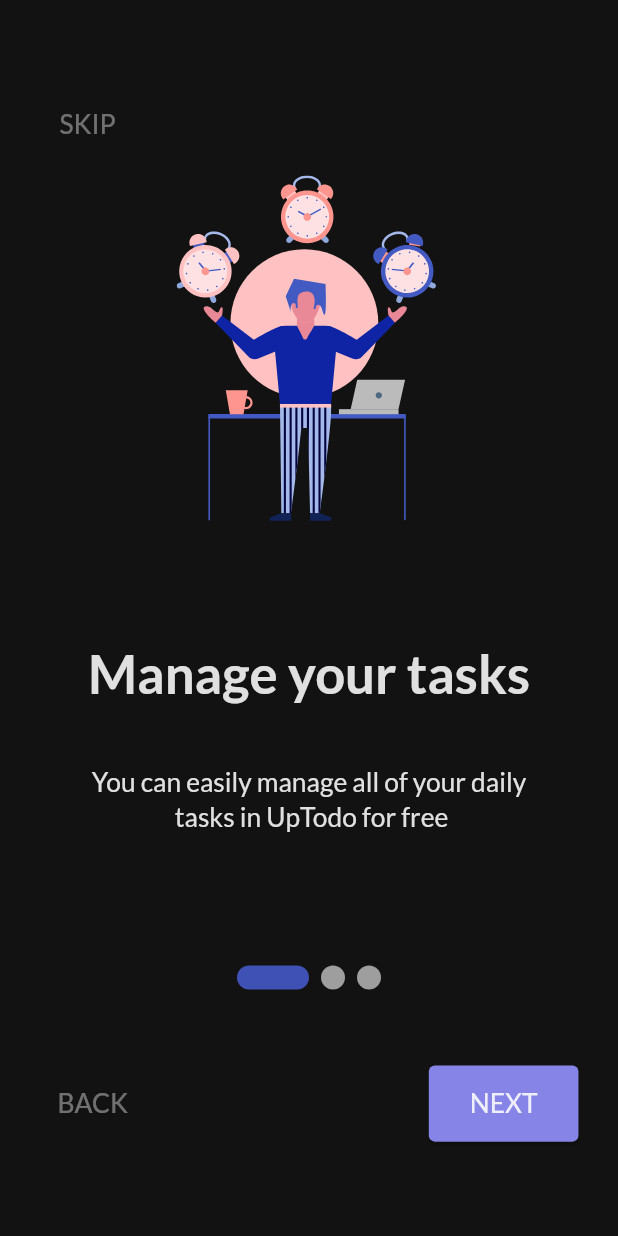
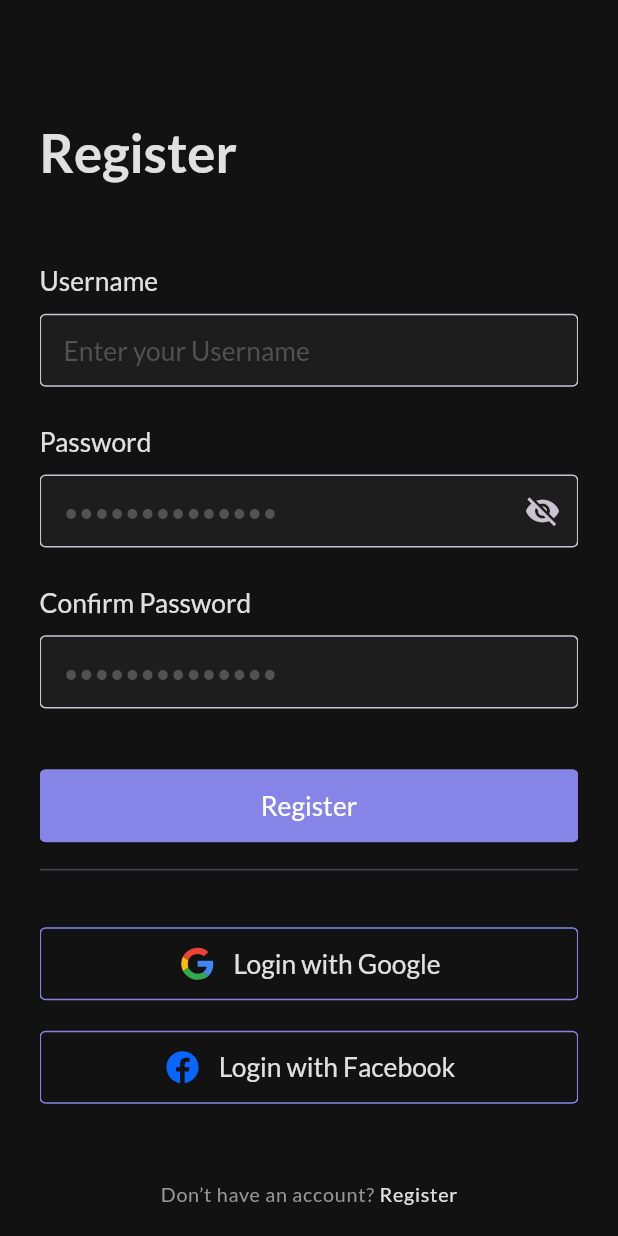
Before and after one commit to sayedmostaf/taska, a Flutter app: the screen it shows after launch, after a tap on "SKIP", on a phone screen of 412 x 824 dp. Run offline on Flutter 3.47's test engine with Material 3 defaults, Android fonts, the phone set to English and light mode, and no system bars; drawn by our look-alikes of smooth_page_indicator; our stand-ins replace flutter_screenutil, flutter_svg, go_router, google_fonts.

Commit message:
add auth view

```diff
--- a/lib/core/utils/app_router.dart
+++ b/lib/core/utils/app_router.dart
@@ -1,10 +1,12 @@
 import 'package:go_router/go_router.dart';
+import 'package:taska/features/auth/presentation/view/auth_view.dart';
 import 'package:taska/features/on_boarding/presentation/view/on_boarding_view.dart';
 import 'package:taska/features/splash/presentation/view/splash_view.dart';
 
 abstract class AppRouter {
   static const kSplashView = '/';
   static const kOnboardingView = '/onboarding';
+  static const kAuthView = '/auth';
   static final router = GoRouter(
     routes: [
       GoRoute(
@@ -15,6 +17,7 @@
         path: kOnboardingView,
         builder: (context, state) => const OnBoardingView(),
       ),
+      GoRoute(path: kAuthView, builder: (context, state) => const AuthView()),
     ],
   );
 }
--- a/lib/core/utils/assets_manager.dart
+++ b/lib/core/utils/assets_manager.dart
@@ -3,4 +3,6 @@
   static const onboarding1 = "assets/images/onboarding1.svg";
   static const onboarding2 = "assets/images/onboarding2.svg";
   static const onboarding3 = "assets/images/onboarding3.svg";
+  static const googleIcon = "assets/images/google_icon.svg";
+  static const facebookIcon = "assets/images/facebook_icon.svg";
 }
--- a/lib/core/utils/color_manager.dart
+++ b/lib/core/utils/color_manager.dart
@@ -4,4 +4,7 @@
   static const primaryColor = Color(0xff8685E7);
   static const scaffoldColorDark = Color(0xff121212);
   static const scaffoldColorLight = Color(0xffffffff);
+  static const borderColor = Color(0xff979797);
+  static const fillColor = Color(0xff1D1D1D);
+  static const hintColor = Color(0xFF525252);
 }
--- a/lib/core/utils/strings_manager.dart
+++ b/lib/core/utils/strings_manager.dart
@@ -13,4 +13,15 @@
   static const next = 'NEXT';
   static const back = 'BACK';
   static const getStarted = 'GETSTARTED';
+  static const login = 'Login';
+  static const register = 'Register';
+  static const username = 'Username';
+  static const enterUsername = 'Enter your Username';
+  static const password = 'Password';
+  static const confirmPassword = 'Confirm Password';
+  static const enterPassword = '••••••••••••••';
+  static const loginWithGoogle = 'Login with Google';
+  static const loginWithFacebook = 'Login with Facebook';
+  static const dontHaveAccount = 'Don’t have an account? ';
+  static const alreadyHaveAccount = 'Already have an account? ';
 }
--- a/lib/core/utils/styles_manager.dart
+++ b/lib/core/utils/styles_manager.dart
@@ -1,6 +1,7 @@
 import 'package:flutter/material.dart';
 import 'package:flutter_screenutil/flutter_screenutil.dart';
 import 'package:google_fonts/google_fonts.dart';
+import 'package:taska/core/utils/color_manager.dart';
 
 abstract class StylesManager {
   static TextStyle get displayLargeDark => GoogleFonts.lato(
@@ -18,6 +19,11 @@
     fontSize: 16.sp,
     fontWeight: FontWeight.w400,
   );
+  static TextStyle get labelSmallDark => GoogleFonts.lato(
+    color: ColorManager.borderColor,
+    fontSize: 12.sp,
+    fontWeight: FontWeight.w400,
+  );
   static TextStyle get displayLargeLight => GoogleFonts.lato(
     color: Colors.black,
     fontSize: 40.sp,
@@ -33,4 +39,9 @@
     fontSize: 16.sp,
     fontWeight: FontWeight.w400,
   );
+  static TextStyle get labelSmallLight => GoogleFonts.lato(
+    color: ColorManager.borderColor,
+    fontSize: 12.sp,
+    fontWeight: FontWeight.w400,
+  );
 }
--- a/lib/core/utils/theme_manager.dart
+++ b/lib/core/utils/theme_manager.dart
@@ -9,14 +9,7 @@
       displayLarge: StylesManager.displayLargeLight,
       displayMedium: StylesManager.displayMediumLight,
       headlineSmall: StylesManager.headlineSmallLight,
-    ),
-  );
-  static ThemeData get darkThemeData => ThemeData.dark().copyWith(
-    scaffoldBackgroundColor: ColorManager.scaffoldColorDark,
-    textTheme: TextTheme(
-      displayLarge: StylesManager.displayLargeDark,
-      displayMedium: StylesManager.displayMediumDark,
-      headlineSmall: StylesManager.headlineSmallDark,
+      labelSmall: StylesManager.labelSmallLight,
     ),
     elevatedButtonTheme: ElevatedButtonThemeData(
       style: ElevatedButton.styleFrom(
@@ -26,5 +19,40 @@
         shape: RoundedRectangleBorder(borderRadius: BorderRadius.circular(4)),
       ),
     ),
+    inputDecorationTheme: InputDecorationTheme(
+      border: OutlineInputBorder(
+        borderSide: BorderSide(color: ColorManager.borderColor),
+      ),
+      hintStyle: StylesManager.headlineSmallLight.copyWith(
+        color: ColorManager.hintColor.withOpacity(0.4),
+      ),
+    ),
+  );
+  static ThemeData get darkThemeData => ThemeData.dark().copyWith(
+    scaffoldBackgroundColor: ColorManager.scaffoldColorDark,
+    textTheme: TextTheme(
+      displayLarge: StylesManager.displayLargeDark,
+      displayMedium: StylesManager.displayMediumDark,
+      headlineSmall: StylesManager.headlineSmallDark,
+      labelSmall: StylesManager.labelSmallDark,
+    ),
+    elevatedButtonTheme: ElevatedButtonThemeData(
+      style: ElevatedButton.styleFrom(
+        backgroundColor: ColorManager.primaryColor,
+        foregroundColor: Colors.white,
+        alignment: Alignment.center,
+        shape: RoundedRectangleBorder(borderRadius: BorderRadius.circular(4)),
+      ),
+    ),
+    inputDecorationTheme: InputDecorationTheme(
+      border: OutlineInputBorder(
+        borderSide: BorderSide(color: ColorManager.borderColor),
+      ),
+      fillColor: ColorManager.fillColor,
+      filled: true,
+      hintStyle: StylesManager.headlineSmallLight.copyWith(
+        color: ColorManager.hintColor,
+      ),
+    ),
   );
 }
--- /dev/null
+++ b/lib/features/auth/presentation/view/auth_view.dart
@@ -0,0 +1,17 @@
+import 'package:flutter/material.dart';
+import 'package:flutter_screenutil/flutter_screenutil.dart';
+import 'package:taska/features/auth/presentation/view/widgets/auth_view_body.dart';
+
+class AuthView extends StatelessWidget {
+  const AuthView({super.key});
+
+  @override
+  Widget build(BuildContext context) {
+    return Scaffold(
+      body: Padding(
+        padding: EdgeInsets.symmetric(horizontal: 24.w),
+        child: AuthViewBody(),
+      ),
+    );
+  }
+}
--- /dev/null
+++ b/lib/features/auth/presentation/view/widgets/auth_view_body.dart
@@ -0,0 +1,72 @@
+import 'package:flutter/material.dart';
+import 'package:flutter_screenutil/flutter_screenutil.dart';
+import 'package:taska/core/utils/assets_manager.dart';
+import 'package:taska/core/utils/strings_manager.dart';
+import 'package:taska/core/widgets/custom_sliver_sized_box.dart';
+import 'package:taska/features/auth/presentation/view/widgets/custom_login_button.dart';
+import 'package:taska/features/auth/presentation/view/widgets/login_view.dart';
+import 'package:taska/features/auth/presentation/view/widgets/register_view.dart';
+
+class AuthViewBody extends StatefulWidget {
+  const AuthViewBody({super.key});
+
+  @override
+  State<AuthViewBody> createState() => _AuthViewBodyState();
+}
+
+class _AuthViewBodyState extends State<AuthViewBody> {
+  bool isLogin = true;
+
+  @override
+  Widget build(BuildContext context) {
+    return CustomScrollView(
+      slivers: [
+        CustomSliverSizedBox(height: 80.h),
+        SliverToBoxAdapter(child: !isLogin ? LoginView() : RegisterView()),
+        SliverToBoxAdapter(child: Divider()),
+        SliverToBoxAdapter(child: SizedBox(height: 30.h)),
+        SliverToBoxAdapter(
+          child: CustomLoginButton(
+            asset: AssetsManager.googleIcon,
+            text: StringsManager.loginWithGoogle,
+          ),
+        ),
+        SliverToBoxAdapter(child: SizedBox(height: 20.h)),
+        SliverToBoxAdapter(
+          child: CustomLoginButton(
+            asset: AssetsManager.facebookIcon,
+            text: StringsManager.loginWithFacebook,
+          ),
+        ),
+        SliverToBoxAdapter(child: SizedBox(height: 50.h)),
+        SliverToBoxAdapter(
+          child: Row(
+            mainAxisAlignment: MainAxisAlignment.center,
+            children: [
+              Text(
+                isLogin
+                    ? StringsManager.dontHaveAccount
+                    : StringsManager.alreadyHaveAccount,
+                style: Theme.of(context).textTheme.labelSmall,
+              ),
+              GestureDetector(
+                onTap: () {
+                  setState(() {
+                    isLogin = !isLogin;
+                  });
+                },
+                child: Text(
+                  isLogin ? StringsManager.register : StringsManager.login,
+                  style: Theme.of(context).textTheme.labelSmall!.copyWith(
+                    color: Colors.white.withOpacity(0.87),
+                  ),
+                ),
+              ),
+            ],
+          ),
+        ),
+        CustomSliverSizedBox(height: 30.h),
+      ],
+    );
+  }
+}
--- /dev/null
+++ b/lib/features/auth/presentation/view/widgets/custom_login_button.dart
@@ -0,0 +1,38 @@
+import 'package:flutter/material.dart';
+import 'package:flutter_screenutil/flutter_screenutil.dart';
+import 'package:flutter_svg/svg.dart';
+import 'package:taska/core/utils/color_manager.dart';
+
+class CustomLoginButton extends StatelessWidget {
+  const CustomLoginButton({
+    super.key,
+    required this.asset,
+    required this.text,
+    this.onPressed,
+  });
+  final String asset, text;
+  final Function()? onPressed;
+  @override
+  Widget build(BuildContext context) {
+    return SizedBox(
+      height: 48.h,
+      child: ElevatedButton(
+        onPressed: onPressed,
+        style: ButtonStyle(
+          side: MaterialStatePropertyAll(
+            BorderSide(color: ColorManager.primaryColor),
+          ),
+          backgroundColor: MaterialStatePropertyAll(Colors.transparent),
+        ),
+        child: Row(
+          mainAxisAlignment: MainAxisAlignment.center,
+          children: [
+            SvgPicture.asset(asset, width: 24.w, height: 24.h),
+            SizedBox(width: 10.w),
+            Text(text, style: Theme.of(context).textTheme.headlineSmall),
+          ],
+        ),
+      ),
+    );
+  }
+}
--- /dev/null
+++ b/lib/features/auth/presentation/view/widgets/login_form.dart
@@ -0,0 +1,66 @@
+import 'package:flutter/material.dart';
+import 'package:flutter_screenutil/flutter_screenutil.dart';
+import 'package:taska/core/utils/strings_manager.dart';
+
+class LoginForm extends StatefulWidget {
+  const LoginForm({super.key});
+
+  @override
+  State<LoginForm> createState() => _LoginFormState();
+}
+
+class _LoginFormState extends State<LoginForm> {
+  bool obscure = true;
+  @override
+  Widget build(BuildContext context) {
+    return Form(
+      child: Column(
+        crossAxisAlignment: CrossAxisAlignment.start,
+        children: [
+          Text(
+            StringsManager.username,
+            style: Theme.of(context).textTheme.headlineSmall,
+          ),
+          SizedBox(height: 10.h),
+          SizedBox(
+            height: 48.h,
+            child: TextFormField(
+              style: Theme.of(context).textTheme.headlineSmall,
+              textAlignVertical: TextAlignVertical.bottom,
+              decoration: InputDecoration(
+                hintText: StringsManager.enterUsername,
+              ),
+            ),
+          ),
+          SizedBox(height: 25.h),
+          Text(
+            StringsManager.password,
+            style: Theme.of(context).textTheme.headlineSmall,
+          ),
+          SizedBox(height: 10.h),
+          SizedBox(
+            height: 48.h,
+            child: TextFormField(
+              style: Theme.of(context).textTheme.headlineSmall,
+              textAlignVertical: TextAlignVertical.bottom,
+              decoration: InputDecoration(
+                hintText: StringsManager.enterPassword,
+                suffixIcon: IconButton(
+                  onPressed: () {
+                    setState(() {
+                      obscure = !obscure;
+                    });
+                  },
+                  icon: Icon(
+                    obscure ? Icons.visibility_off : Icons.remove_red_eye,
+                  ),
+                ),
+              ),
+              obscureText: obscure,
+            ),
+          ),
+        ],
+      ),
+    );
+  }
+}
--- /dev/null
+++ b/lib/features/auth/presentation/view/widgets/login_view.dart
@@ -0,0 +1,40 @@
+import 'package:flutter/material.dart';
+import 'package:flutter_screenutil/flutter_screenutil.dart';
+import 'package:taska/core/utils/strings_manager.dart';
+import 'package:taska/features/auth/presentation/view/widgets/login_form.dart';
+
+class LoginView extends StatelessWidget {
+  const LoginView({super.key});
+
+  @override
+  Widget build(BuildContext context) {
+    return Column(
+      crossAxisAlignment: CrossAxisAlignment.start,
+      children: [
+        Text(
+          StringsManager.login,
+          style: Theme.of(context).textTheme.displayMedium,
+        ),
+        SizedBox(height: 53.h),
+        LoginForm(),
+        SizedBox(height: 70.h),
+        ElevatedButton(
+          onPressed: () {},
+          child: SizedBox(
+            height: 48.h,
+            width: double.infinity,
+            child: Center(
+              child: Text(
+                StringsManager.login,
+                style: Theme.of(
+                  context,
+                ).textTheme.headlineSmall!.copyWith(color: Colors.white),
+              ),
+            ),
+          ),
+        ),
+        SizedBox(height: 30.h),
+      ],
+    );
+  }
+}
--- /dev/null
+++ b/lib/features/auth/presentation/view/widgets/register_form.dart
@@ -0,0 +1,83 @@
+import 'package:flutter/material.dart';
+import 'package:flutter_screenutil/flutter_screenutil.dart';
+import 'package:taska/core/utils/strings_manager.dart';
+
+class RegisterForm extends StatefulWidget {
+  const RegisterForm({super.key});
+
+  @override
+  State<RegisterForm> createState() => _RegisterFormState();
+}
+
+class _RegisterFormState extends State<RegisterForm> {
+  bool obscure = true;
+  @override
+  Widget build(BuildContext context) {
+    return Form(
+      child: Column(
+        crossAxisAlignment: CrossAxisAlignment.start,
+        children: [
+          Text(
+            StringsManager.username,
+            style: Theme.of(context).textTheme.headlineSmall,
+          ),
+          SizedBox(height: 10.h),
+          SizedBox(
+            height: 48.h,
+            child: TextFormField(
+              style: Theme.of(context).textTheme.headlineSmall,
+              textAlignVertical: TextAlignVertical.bottom,
+              decoration: InputDecoration(
+                hintText: StringsManager.enterUsername,
+              ),
+            ),
+          ),
+          SizedBox(height: 25.h),
+          Text(
+            StringsManager.password,
+            style: Theme.of(context).textTheme.headlineSmall,
+          ),
+          SizedBox(height: 10.h),
+          SizedBox(
+            height: 48.h,
+            child: TextFormField(
+              style: Theme.of(context).textTheme.headlineSmall,
+              textAlignVertical: TextAlignVertical.bottom,
+              decoration: InputDecoration(
+                hintText: StringsManager.enterPassword,
+                suffixIcon: IconButton(
+                  onPressed: () {
+                    setState(() {
+                      obscure = !obscure;
+                    });
+                  },
+                  icon: Icon(
+                    obscure ? Icons.visibility_off : Icons.remove_red_eye,
+                  ),
+                ),
+              ),
+              obscureText: obscure,
+            ),
+          ),
+          SizedBox(height: 25.h),
+          Text(
+            StringsManager.confirmPassword,
+            style: Theme.of(context).textTheme.headlineSmall,
+          ),
+          SizedBox(height: 10.h),
+          SizedBox(
+            height: 48.h,
+            child: TextFormField(
+              style: Theme.of(context).textTheme.headlineSmall,
+              textAlignVertical: TextAlignVertical.bottom,
+              decoration: InputDecoration(
+                hintText: StringsManager.enterPassword,
+              ),
+              obscureText: obscure,
+            ),
+          ),
+        ],
+      ),
+    );
+  }
+}
--- /dev/null
+++ b/lib/features/auth/presentation/view/widgets/register_view.dart
@@ -0,0 +1,40 @@
+import 'package:flutter/material.dart';
+import 'package:flutter_screenutil/flutter_screenutil.dart';
+import 'package:taska/core/utils/strings_manager.dart';
+import 'package:taska/features/auth/presentation/view/widgets/register_form.dart';
+
+class RegisterView extends StatelessWidget {
+  const RegisterView({super.key});
+
+  @override
+  Widget build(BuildContext context) {
+    return Column(
+      crossAxisAlignment: CrossAxisAlignment.start,
+      children: [
+        Text(
+          StringsManager.register,
+          style: Theme.of(context).textTheme.displayMedium,
+        ),
+        SizedBox(height: 53.h),
+        RegisterForm(),
+        SizedBox(height: 40.h),
+        ElevatedButton(
+          onPressed: () {},
+          child: SizedBox(
+            height: 48.h,
+            width: double.infinity,
+            child: Center(
+              child: Text(
+                StringsManager.register,
+                style: Theme.of(
+                  context,
+                ).textTheme.headlineSmall!.copyWith(color: Colors.white),
+              ),
+            ),
+          ),
+        ),
+        SizedBox(height: 10.h),
+      ],
+    );
+  }
+}
--- a/lib/features/on_boarding/presentation/view/widgets/on_boarding_action_buttons.dart
+++ b/lib/features/on_boarding/presentation/view/widgets/on_boarding_action_buttons.dart
@@ -1,6 +1,8 @@
 import 'package:flutter/material.dart';
 import 'package:flutter/widgets.dart';
 import 'package:flutter_screenutil/flutter_screenutil.dart';
+import 'package:go_router/go_router.dart';
+import 'package:taska/core/utils/app_router.dart';
 import 'package:taska/core/utils/strings_manager.dart';
 import 'package:taska/features/on_boarding/presentation/view/widgets/skip_button.dart';
 
@@ -41,10 +43,14 @@
         ),
         ElevatedButton(
           onPressed: () {
-            widget.controller.nextPage(
-              duration: Duration(milliseconds: 500),
-              curve: Curves.ease,
-            );
+            if (widget.controller.page! >= 1.5) {
+              GoRouter.of(context).go(AppRouter.kAuthView);
+            } else {
+              widget.controller.nextPage(
+                duration: Duration(milliseconds: 500),
+                curve: Curves.ease,
+              );
+            }
           },
           child: SizedBox(
             height: 50.h,
@@ -53,7 +59,9 @@
               child: Center(
                 child: Text(
                   text,
-                  style: Theme.of(context).textTheme.headlineSmall,
+                  style: Theme.of(
+                    context,
+                  ).textTheme.headlineSmall!.copyWith(color: Colors.white),
                   textAlign: TextAlign.center,
                 ),
               ),
--- a/lib/features/on_boarding/presentation/view/widgets/on_boarding_view_body.dart
+++ b/lib/features/on_boarding/presentation/view/widgets/on_boarding_view_body.dart
@@ -1,5 +1,7 @@
 import 'package:flutter/widgets.dart';
 import 'package:flutter_screenutil/flutter_screenutil.dart';
+import 'package:go_router/go_router.dart';
+import 'package:taska/core/utils/app_router.dart';
 import 'package:taska/core/utils/strings_manager.dart';
 import 'package:taska/features/on_boarding/presentation/view/widgets/on_boarding_action_buttons.dart';
 import 'package:taska/features/on_boarding/presentation/view/widgets/page_index_indicator.dart';
@@ -34,7 +36,12 @@
       child: Column(
         children: [
           SizedBox(height: 58.h),
-          SkipButton(text: StringsManager.skip, onPressed: () {}),
+          SkipButton(
+            text: StringsManager.skip,
+            onPressed: () {
+              GoRouter.of(context).go(AppRouter.kAuthView);
+            },
+          ),
           PageViewBody(controller: controller),
           PageIndexIndicator(controller: controller),
           SizedBox(height: 50.h),
```
Also changed, not shown: assets/images/facebook_icon.svg (added), assets/images/google_icon.svg (added).
